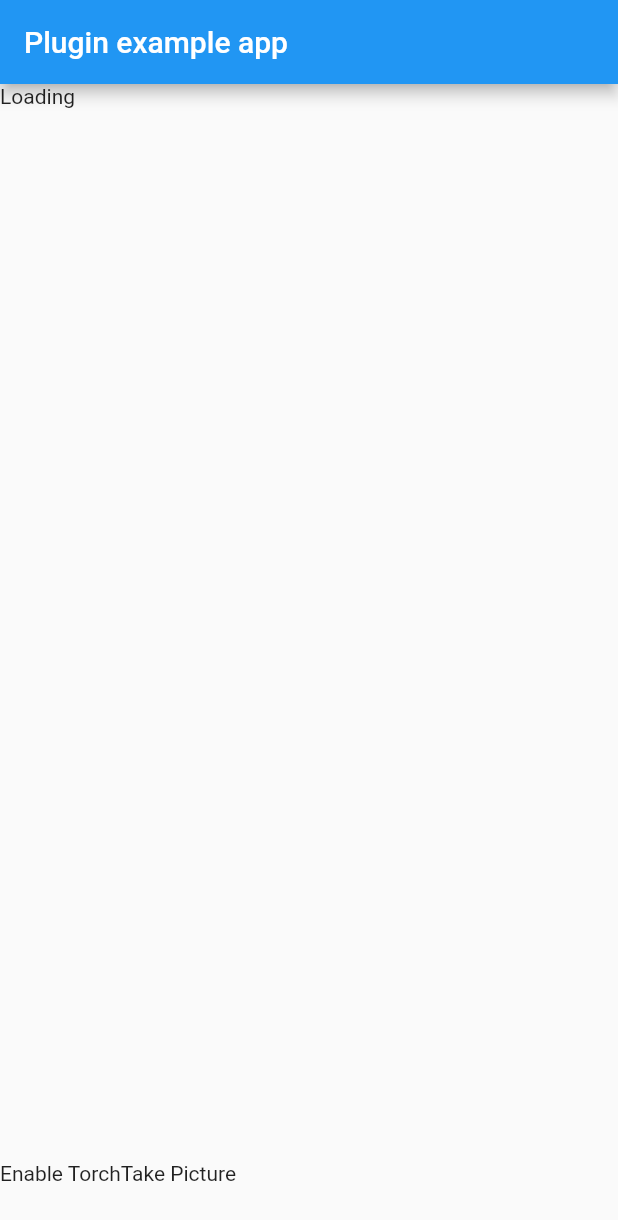
After one commit to tunaiku/flutter_camera_plugin, a Flutter app: the screen it shows after launch, on a phone screen of 412 x 824 dp. The commit adds this screen. Shown: the top 1220 px of the screen. Run offline on Flutter 3.47's test engine with Material 2 defaults, Android fonts, the phone set to English and light mode, and no system bars.

Commit message:
refactor(example): update example of using flutter camera plugin

```diff
--- a/example/lib/main.dart
+++ b/example/lib/main.dart
@@ -1,9 +1,5 @@
 import 'package:flutter/material.dart';
-import 'package:flutter_camera_plugin/external/flutter_camera_plugin_enums.dart';
-import 'package:flutter_camera_plugin/flutter_camera_plugin.dart';
-import 'package:flutter_camera_plugin/flutter_camera_plugin_descriptor.dart';
-import 'package:path/path.dart';
-import 'package:path_provider/path_provider.dart';
+import 'package:flutter_camera_plugin_example/take_picture_screen.dart';
 
 void main() => runApp(MyApp());
 
@@ -13,93 +9,15 @@ class MyApp extends StatefulWidget {
 }
 
 class _MyAppState extends State<MyApp> {
-  bool torchEnabled = false;
-
-  @override
-  void initState() {
-    initializeCamera();
-    super.initState();
-  }
-
-  initializeCamera() async {
-    var cameras = await FlutterCameraPluginDescriptor.getAvailableCameras();
-    print(cameras);
-    _cameraController = FlutterCameraPluginController(cameras[0]);
-    void callback() {
-      print("Perform Action Here");
-    }
-
-    _cameraController.listenForPictureClick(callback);
-    if (mounted) {
-      setState(() {});
-    }
-  }
-
-  FlutterCameraPluginController _cameraController;
-
   @override
   Widget build(BuildContext context) {
     return MaterialApp(
-      home: Scaffold(
-        appBar: AppBar(
-          title: const Text('Plugin example app'),
-        ),
-        body: Container(
-          child: SafeArea(
-            child: Column(
-              crossAxisAlignment: CrossAxisAlignment.stretch,
-              children: <Widget>[
-                Expanded(
-                  flex: 1,
-                  child: AspectRatio(
-                    aspectRatio: 16 / 9,
-                    child: _cameraController != null
-                        ? FlutterCameraPluginPreview(
-                            flutterCameraPluginController: _cameraController,
-                          )
-                        : Text("Loading"),
-                  ),
-                ),
-                Align(
-                  alignment: Alignment.bottomCenter,
-                  child: Row(
-                    children: <Widget>[
-                      InkWell(
-                        onTap: () async {
-                          setState(() {
-                            torchEnabled = !torchEnabled;
-                          });
-
-                          await _cameraController.setFlashMode(torchEnabled
-                              ? CameraFlashMode.Torch
-                              : CameraFlashMode.Auto);
-                        },
-                        child: Container(
-                          height: 50,
-                          child: Text(
-                              torchEnabled ? "Disable Torch" : "Enable Torch"),
-                        ),
-                      ),
-                      InkWell(
-                        onTap: () async {
-                          final path = join(
-                              (await getTemporaryDirectory()).path,
-                              '${DateTime.now()}.png');
-                          await _cameraController.takePicture(path);
-                        },
-                        child: Container(
-                          height: 50,
-                          child: Text("Take Picture"),
-                        ),
-                      ),
-                    ],
-                  ),
-                )
-              ],
-            ),
-          ),
-        ),
+      title: 'Flutter Demo',
+      theme: ThemeData(
+        primarySwatch: Colors.blue,
+        visualDensity: VisualDensity.adaptivePlatformDensity,
       ),
+      home: TakePictureScreen(),
     );
   }
 }
--- /dev/null
+++ b/example/lib/take_picture_screen.dart
@@ -0,0 +1,113 @@
+import 'package:flutter/material.dart';
+import 'package:flutter_camera_plugin/flutter_camera_plugin.dart';
+import 'package:flutter_camera_plugin_example/result_picture_screen.dart';
+import 'package:path/path.dart';
+import 'package:path_provider/path_provider.dart';
+
+class TakePictureScreen extends StatefulWidget {
+  const TakePictureScreen({Key key}) : super(key: key);
+
+  @override
+  _TakePictureScreenState createState() => _TakePictureScreenState();
+}
+
+class _TakePictureScreenState extends State<TakePictureScreen> {
+  bool torchEnabled = false;
+
+  @override
+  void initState() {
+    initializeCamera();
+    super.initState();
+  }
+
+  initializeCamera() async {
+    var cameras = await FlutterCameraPluginDescriptor.getAvailableCameras();
+    print(cameras);
+    _cameraController = FlutterCameraPluginController(cameras[0]);
+    void callback() {
+      print("Perform Action Here");
+    }
+
+    _cameraController.listenForPictureClick(callback);
+    if (mounted) {
+      setState(() {});
+    }
+  }
+
+  FlutterCameraPluginController _cameraController;
+
+  @override
+  Widget build(BuildContext context) {
+    return Scaffold(
+      appBar: AppBar(
+        title: const Text('Plugin example app'),
+      ),
+      body: Container(
+        child: SafeArea(
+          child: Column(
+            crossAxisAlignment: CrossAxisAlignment.stretch,
+            children: <Widget>[
+              Expanded(
+                flex: 1,
+                child: AspectRatio(
+                  aspectRatio: 16 / 9,
+                  child: _cameraController != null
+                      ? FlutterCameraPluginPreview(
+                          flutterCameraPluginController: _cameraController,
+                        )
+                      : Text("Loading"),
+                ),
+              ),
+              Align(
+                alignment: Alignment.bottomCenter,
+                child: Row(
+                  children: <Widget>[
+                    InkWell(
+                      onTap: () async {
+                        setState(() {
+                          torchEnabled = !torchEnabled;
+                        });
+
+                        await _cameraController.setFlashMode(torchEnabled
+                            ? CameraFlashMode.Torch
+                            : CameraFlashMode.Auto);
+                      },
+                      child: Container(
+                        height: 50,
+                        child: Text(
+                            torchEnabled ? "Disable Torch" : "Enable Torch"),
+                      ),
+                    ),
+                    InkWell(
+                      onTap: () async {
+                        final imagePath = join(
+                            (await getTemporaryDirectory()).path,
+                            '${DateTime.now()}.png');
+                        await _cameraController.takePicture(imagePath);
+                        if (imagePath != null) {
+                          Navigator.push(
+                            context,
+                            MaterialPageRoute(
+                              builder: (BuildContext context) =>
+                                  ResultPictureScreen(
+                                imagePath: imagePath,
+                              ),
+                            ),
+                          );
+                        }
+                      },
+                      child: Container(
+                        height: 50,
+                        child: Text("Take Picture"),
+                      ),
+                    ),
+                  ],
+                ),
+              )
+            ],
+          ),
+        ),
+      ),
+    );
+  }
+}
```
Also changed, not shown: example/lib/result_picture_screen.dart (added, +30 -0 lines).
